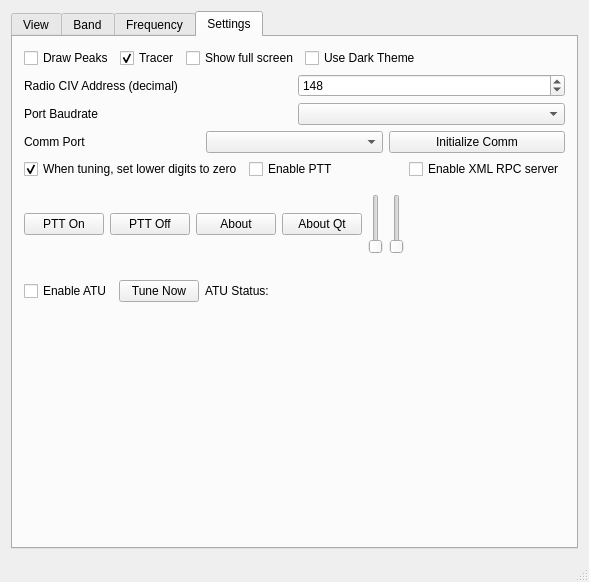
Old version of the form wfmain.ui in the repository adecarolis/wfweb.
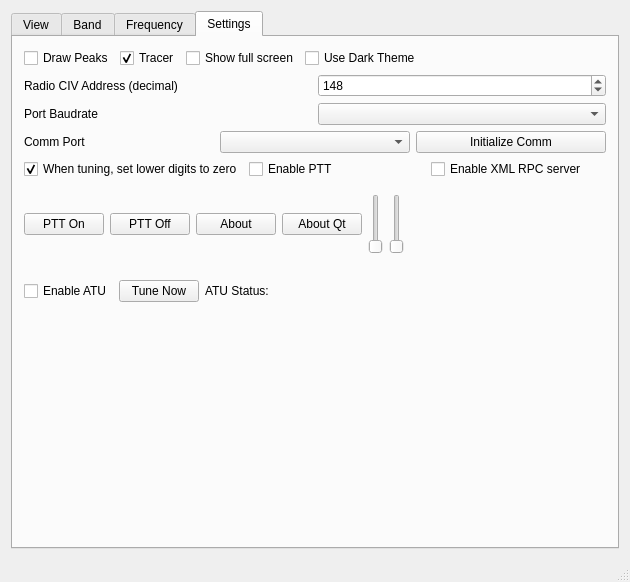
New version of the form. The open tabs and pages were chosen to show the change. Custom widgets are drawn as their Qt base class.

```diff
--- a/wfmain.ui
+++ b/wfmain.ui
@@ -6,7 +6,7 @@
    <rect>
     <x>0</x>
     <y>0</y>
-    <width>589</width>
+    <width>630</width>
     <height>582</height>
    </rect>
   </property>
@@ -1286,7 +1286,7 @@
           <item>
            <widget class="QLabel" name="tuneStatusLabel">
             <property name="text">
-             <string>                    </string>
+             <string/>
             </property>
            </widget>
           </item>
```
Left out of the diff: 6 changed lines with no effect on the pictures.
